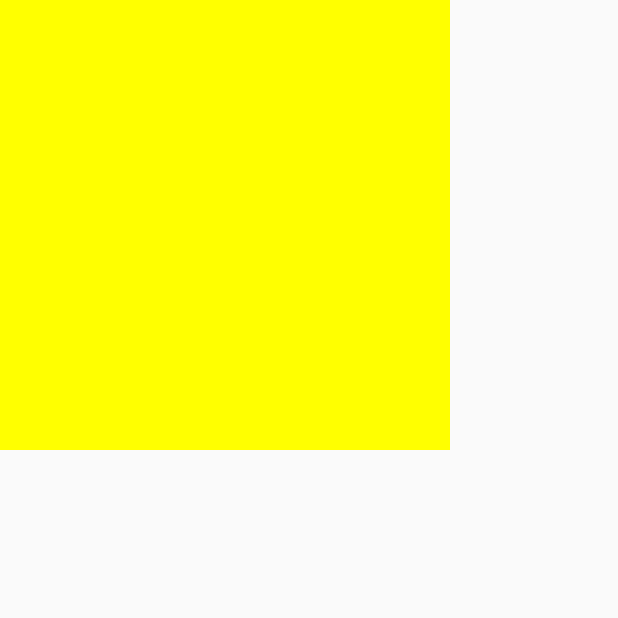
After one commit to MaLuns/flutter_study, a Flutter app: the AnimationDemo screen opened directly, on a phone screen of 412 x 824 dp, the top half of it. The commit adds this screen. Run offline on Flutter 3.47's test engine with Material 2 defaults, Android fonts, the phone set to English and light mode, and no system bars; our stand-ins replace toast.

Commit message:
upd: update

```diff
--- /dev/null
+++ b/lib/views/animations/animation_demo.dart
@@ -0,0 +1,71 @@
+import 'package:flutter/material.dart';
+
+class AnimationDemo extends StatefulWidget {
+  @override
+  _AnimationDemoState createState() => _AnimationDemoState();
+}
+
+class _AnimationDemoState extends State<AnimationDemo> with SingleTickerProviderStateMixin {
+  Animation<Color> colorAnimation;
+  Animation<double> widthAnimation;
+  AnimationController controller;
+
+  @override
+  void initState() {
+    super.initState();
+
+    controller = new AnimationController(duration: const Duration(milliseconds: 500), vsync: this);
+    widthAnimation = CurvedAnimation(parent: controller, curve: Curves.easeIn);
+
+    colorAnimation = ColorTween(begin: Color.fromRGBO(0, 0, 0, 1), end: Color.fromRGBO(255, 255, 0, 1)).animate(controller)
+      ..addListener(() => setState(() => {}))
+      ..addStatusListener((status) {
+        print(status);
+        setState(() => {});
+      });
+
+    widthAnimation = Tween(begin: 100.0, end: 300.0).animate(widthAnimation)..addListener(() => setState(() {}));
+    controller.forward();
+
+    /* Test()..aaa()..bbb()..ccc(); */
+  }
+
+  @override
+  Widget build(BuildContext context) {
+    return Scaffold(
+      body: SafeArea(
+        child: GestureDetector(
+          child: Container(
+            height: widthAnimation.value,
+            width: widthAnimation.value,
+            color: colorAnimation.value,
+          ),
+          onTap: () {
+            if (controller.status == AnimationStatus.completed) {
+              //动画执行结束时反向执行动画
+              controller.reverse();
+            } else if (controller.status == AnimationStatus.dismissed) {
+              //动画恢复到初始状态时执行动画（正向）
+              controller.forward();
+            }
+          },
+        ),
+      ),
+    );
+  }
+}
+
+class Test {
+  int aaa() {
+    print('aaa');
+    return 0;
+  }
+
+  void bbb() {
+    print('bbb');
+  }
+
+  void ccc() {
+    print('ccc');
+  }
+}
```
Also changed, not shown: lib/demo_app/theme_shop/components/theme_flow.dart (+72 -2 lines), lib/main.dart (+8 -1 lines).
